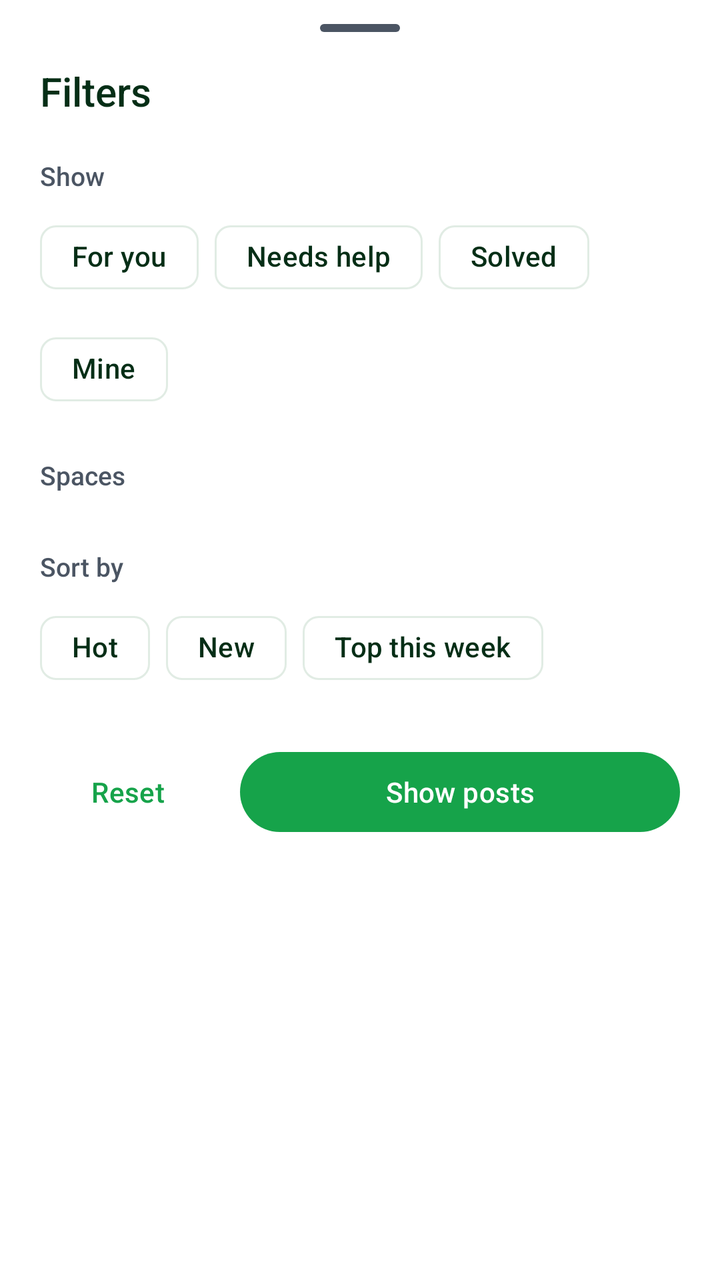
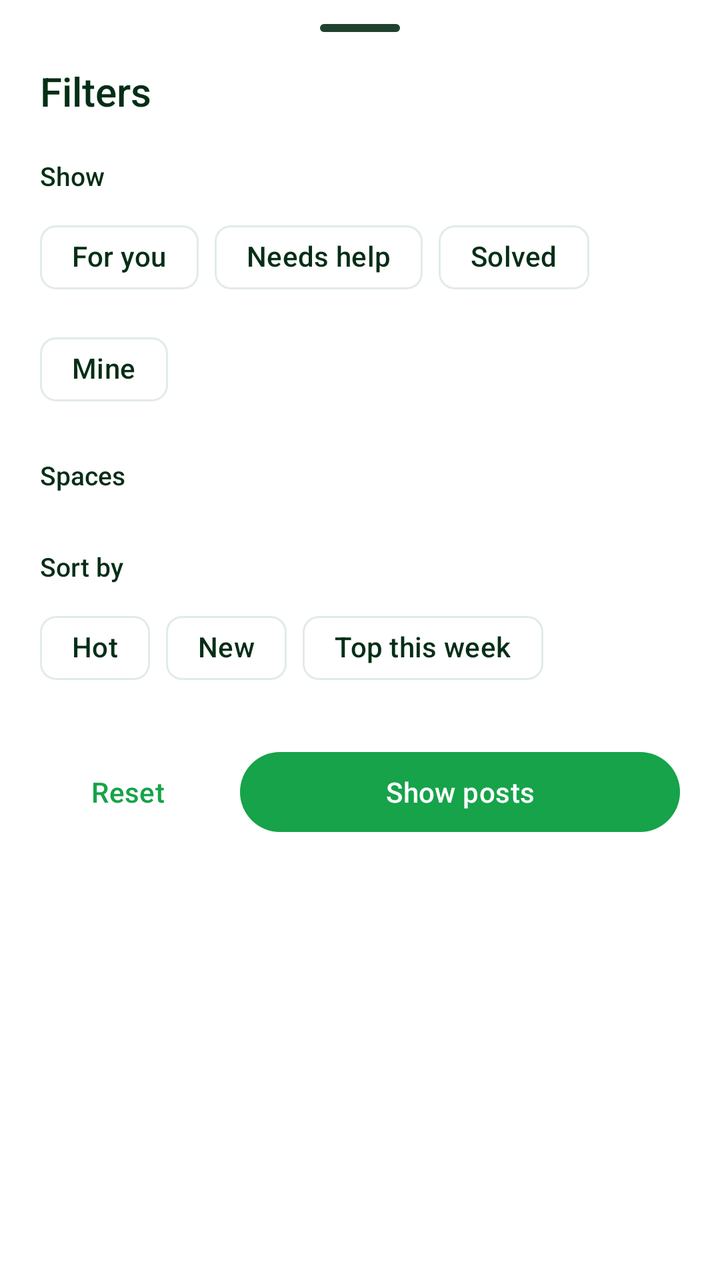

The first picture is an Android layout as it rendered before a commit; the second is the same layout after the commit. The layout source and the unified diff follow.
<!-- AndroidManifest.xml: application theme Theme.PlantDiseases -->
<!-- res/layout/sheet_forum_filters.xml -->
<?xml version="1.0" encoding="utf-8"?>
<androidx.core.widget.NestedScrollView
    xmlns:android="http://schemas.android.com/apk/res/android"
    xmlns:app="http://schemas.android.com/apk/res-auto"
    android:layout_width="match_parent"
    android:layout_height="wrap_content">

    <LinearLayout
        android:layout_width="match_parent"
        android:layout_height="wrap_content"
        android:orientation="vertical"
        android:paddingHorizontal="@dimen/space_xl"
        android:paddingBottom="@dimen/space_2xl">

        <View
            android:layout_width="40dp"
            android:layout_height="4dp"
            android:layout_gravity="center_horizontal"
            android:layout_marginTop="@dimen/space_md"
            android:background="@drawable/bg_handle" />

        <TextView
            android:layout_width="wrap_content"
            android:layout_height="wrap_content"
            android:layout_marginTop="@dimen/space_lg"
            android:fontFamily="sans-serif-medium"
            android:text="@string/forum_filters"
            android:textColor="@color/on_surface"
            android:textSize="@dimen/text_title" />

        <TextView
            android:layout_width="wrap_content"
            android:layout_height="wrap_content"
            android:layout_marginTop="@dimen/space_xl"
            android:fontFamily="sans-serif-medium"
            android:text="@string/forum_filters_show"
            android:textColor="@color/on_surface_secondary"
            android:textSize="@dimen/text_body_sm" />

        <com.google.android.material.chip.ChipGroup
            android:id="@+id/cg_show"
            android:layout_width="match_parent"
            android:layout_height="wrap_content"
            android:layout_marginTop="@dimen/space_sm"
            app:chipSpacingHorizontal="@dimen/space_sm"
            app:selectionRequired="true"
            app:singleSelection="true">

            <com.google.android.material.chip.Chip
                android:id="@+id/chip_show_all"
                style="@style/Widget.Material3.Chip.Filter"
                android:layout_width="wrap_content"
                android:layout_height="wrap_content"
                android:text="@string/forum_tab_all"
                app:checkedIconEnabled="false"
                app:chipBackgroundColor="@color/chip_bg_color"
                app:chipStrokeColor="@color/forum_chip_stroke"
                android:textColor="@color/forum_chip_text" />

            <com.google.android.material.chip.Chip
                android:id="@+id/chip_show_needs_help"
                style="@style/Widget.Material3.Chip.Filter"
                android:layout_width="wrap_content"
                android:layout_height="wrap_content"
                android:text="@string/forum_tab_needs_help"
                app:checkedIconEnabled="false"
                app:chipBackgroundColor="@color/chip_bg_color"
                app:chipStrokeColor="@color/forum_chip_stroke"
                android:textColor="@color/forum_chip_text" />

            <com.google.android.material.chip.Chip
                android:id="@+id/chip_show_solved"
                style="@style/Widget.Material3.Chip.Filter"
                android:layout_width="wrap_content"
                android:layout_height="wrap_content"
                android:text="@string/forum_tab_solved"
                app:checkedIconEnabled="false"
                app:chipBackgroundColor="@color/chip_bg_color"
                app:chipStrokeColor="@color/forum_chip_stroke"
                android:textColor="@color/forum_chip_text" />

            <com.google.android.material.chip.Chip
                android:id="@+id/chip_show_mine"
                style="@style/Widget.Material3.Chip.Filter"
                android:layout_width="wrap_content"
                android:layout_height="wrap_content"
                android:text="@string/forum_tab_mine"
                app:checkedIconEnabled="false"
                app:chipBackgroundColor="@color/chip_bg_color"
                app:chipStrokeColor="@color/forum_chip_stroke"
                android:textColor="@color/forum_chip_text" />

        </com.google.android.material.chip.ChipGroup>

        <TextView
            android:layout_width="wrap_content"
            android:layout_height="wrap_content"
            android:layout_marginTop="@dimen/space_xl"
            android:fontFamily="sans-serif-medium"
            android:text="@string/forum_spaces"
            android:textColor="@color/on_surface_secondary"
            android:textSize="@dimen/text_body_sm" />

        <com.google.android.material.chip.ChipGroup
            android:id="@+id/cg_space"
            android:layout_width="match_parent"
            android:layout_height="wrap_content"
            android:layout_marginTop="@dimen/space_sm"
            app:chipSpacingHorizontal="@dimen/space_sm"
            app:selectionRequired="true"
            app:singleSelection="true" />

        <LinearLayout
            android:id="@+id/sort_section"
            android:layout_width="match_parent"
            android:layout_height="wrap_content"
            android:orientation="vertical">

            <TextView
                android:layout_width="wrap_content"
                android:layout_height="wrap_content"
                android:layout_marginTop="@dimen/space_xl"
                android:fontFamily="sans-serif-medium"
                android:text="@string/forum_filters_sort"
                android:textColor="@color/on_surface_secondary"
                android:textSize="@dimen/text_body_sm" />

            <com.google.android.material.chip.ChipGroup
                android:id="@+id/cg_sort"
                android:layout_width="match_parent"
                android:layout_height="wrap_content"
                android:layout_marginTop="@dimen/space_sm"
                app:chipSpacingHorizontal="@dimen/space_sm"
                app:selectionRequired="true"
                app:singleSelection="true">

                <com.google.android.material.chip.Chip
                    android:id="@+id/chip_sort_hot"
                    style="@style/Widget.Material3.Chip.Filter"
                    android:layout_width="wrap_content"
                    android:layout_height="wrap_content"
                    android:text="@string/forum_sort_hot"
                    app:checkedIconEnabled="false"
                    app:chipBackgroundColor="@color/chip_bg_color"
                app:chipStrokeColor="@color/forum_chip_stroke"
                android:textColor="@color/forum_chip_text" />

                <com.google.android.material.chip.Chip
                    android:id="@+id/chip_sort_new"
                    style="@style/Widget.Material3.Chip.Filter"
                    android:layout_width="wrap_content"
                    android:layout_height="wrap_content"
                    android:text="@string/forum_sort_new"
                    app:checkedIconEnabled="false"
                    app:chipBackgroundColor="@color/chip_bg_color"
                app:chipStrokeColor="@color/forum_chip_stroke"
                android:textColor="@color/forum_chip_text" />

                <com.google.android.material.chip.Chip
                    android:id="@+id/chip_sort_top"
                    style="@style/Widget.Material3.Chip.Filter"
                    android:layout_width="wrap_content"
                    android:layout_height="wrap_content"
                    android:text="@string/forum_sort_top"
                    app:checkedIconEnabled="false"
                    app:chipBackgroundColor="@color/chip_bg_color"
                app:chipStrokeColor="@color/forum_chip_stroke"
                android:textColor="@color/forum_chip_text" />

            </com.google.android.material.chip.ChipGroup>

        </LinearLayout>

        <LinearLayout
            android:layout_width="match_parent"
            android:layout_height="wrap_content"
            android:layout_marginTop="@dimen/space_2xl"
            android:gravity="center_vertical"
            android:orientation="horizontal">

            <com.google.android.material.button.MaterialButton
                android:id="@+id/btn_reset"
                style="@style/Widget.Material3.Button.TextButton"
                android:layout_width="wrap_content"
                android:layout_height="wrap_content"
                android:text="@string/forum_filters_reset" />

            <com.google.android.material.button.MaterialButton
                android:id="@+id/btn_apply"
                android:layout_width="0dp"
                android:layout_height="wrap_content"
                android:layout_marginStart="@dimen/space_md"
                android:layout_weight="1"
                android:text="@string/forum_filters_apply" />

        </LinearLayout>

    </LinearLayout>

</androidx.core.widget.NestedScrollView>
<!-- resources referenced by this layout -->
<resources>
  <color name="on_surface">#052E16</color>
  <color name="on_surface_secondary">#4B5563</color>
  <dimen name="space_2xl">24dp</dimen>
  <dimen name="space_lg">16dp</dimen>
  <dimen name="space_md">12dp</dimen>
  <dimen name="space_sm">8dp</dimen>
  <dimen name="space_xl">20dp</dimen>
  <dimen name="text_body_sm">13sp</dimen>
  <dimen name="text_title">20sp</dimen>
  <string name="forum_filters">Filters</string>
  <string name="forum_filters_apply">Show posts</string>
  <string name="forum_filters_reset">Reset</string>
  <string name="forum_filters_show">Show</string>
  <string name="forum_filters_sort">Sort by</string>
  <string name="forum_sort_hot">Hot</string>
  <string name="forum_sort_new">New</string>
  <string name="forum_sort_top">Top this week</string>
  <string name="forum_spaces">Spaces</string>
  <string name="forum_tab_all">For you</string>
  <string name="forum_tab_mine">Mine</string>
  <string name="forum_tab_solved">Solved</string>
  <style name="Theme.PlantDiseases" parent="Theme.Material3.DayNight.NoActionBar">
          <item name="colorPrimary">@color/primary</item>
          <item name="colorPrimaryDark">@color/primary_dark</item>
          <item name="colorOnPrimary">@color/on_primary</item>
          <item name="colorPrimaryContainer">@color/primary_light</item>
          <item name="colorOnPrimaryContainer">@color/primary_dark</item>
          <item name="colorSecondary">@color/secondary</item>
          <item name="colorOnSecondary">@color/on_secondary</item>
          <item name="colorSecondaryContainer">@color/primary_light</item>
          <item name="colorOnSecondaryContainer">@color/primary_dark</item>
          <item name="android:colorBackground">@color/background</item>
          
          <item name="android:windowBackground">@color/background</item>
          
          <item name="android:windowAnimationStyle">@style/App.Animation.Navigation</item>
          <item name="colorSurface">@color/surface</item>
          <item name="colorSurfaceVariant">@color/surface_variant</item>
          <item name="colorOnSurface">@color/on_surface</item>
          <item name="colorOnSurfaceVariant">@color/on_surface_secondary</item>
          
          <item name="colorSurfaceContainerLow">@color/surface_container_low</item>
          <item name="colorSurfaceContainer">@color/surface_container</item>
          <item name="colorSurfaceContainerHigh">@color/surface_container_high</item>
          <item name="colorSurfaceContainerHighest">@color/surface_container_highest</item>
          <item name="colorSurfaceContainerLowest">@color/surface_container_lowest</item>
          
          <item name="android:statusBarColor">@android:color/transparent</item>
          <item name="android:windowLightStatusBar">false</item>
          <item name="android:navigationBarColor">@color/background</item>
  
          
          <item name="appBarLayoutStyle">@style/Widget.Material3.AppBarLayout</item>
  
          
          <item name="materialButtonStyle">@style/App.Button.Filled</item>
          <item name="floatingActionButtonStyle">@style/App.FAB</item>
          <item name="extendedFloatingActionButtonStyle">@style/App.FAB.Extended</item>
      </style>
  <color name="primary">#16A34A</color>
  <color name="primary_dark">#15803D</color>
  <color name="on_primary">#FFFFFF</color>
  <color name="primary_light">#DCFCE7</color>
  <color name="secondary">#4ADE80</color>
  <color name="on_secondary">#052E16</color>
  <color name="background">#FFFFFF</color>
  <color name="surface">#FFFFFF</color>
  <color name="surface_variant">#F0FDF4</color>
  <color name="surface_container_low">#F4FBF6</color>
  <color name="surface_container">#ECF7F0</color>
  <color name="surface_container_high">#F7FBF8</color>
  <color name="surface_container_lowest">#FFFFFF</color>
  <dimen name="text_body">14sp</dimen>
  <!-- unchanged entries left out for length: 8 -->
</resources>

<!-- the commit's change to res/layout/sheet_forum_filters.xml (unified diff, before → after) -->
@@ -34,7 +34,7 @@
             android:layout_marginTop="@dimen/space_xl"
             android:fontFamily="sans-serif-medium"
             android:text="@string/forum_filters_show"
-            android:textColor="@color/on_surface_secondary"
+            android:textColor="@color/on_surface"
             android:textSize="@dimen/text_body_sm" />
 
         <com.google.android.material.chip.ChipGroup
@@ -98,7 +98,7 @@
             android:layout_marginTop="@dimen/space_xl"
             android:fontFamily="sans-serif-medium"
             android:text="@string/forum_spaces"
-            android:textColor="@color/on_surface_secondary"
+            android:textColor="@color/on_surface"
             android:textSize="@dimen/text_body_sm" />
 
         <com.google.android.material.chip.ChipGroup
@@ -122,7 +122,7 @@
                 android:layout_marginTop="@dimen/space_xl"
                 android:fontFamily="sans-serif-medium"
                 android:text="@string/forum_filters_sort"
-                android:textColor="@color/on_surface_secondary"
+                android:textColor="@color/on_surface"
                 android:textSize="@dimen/text_body_sm" />
 
             <com.google.android.material.chip.ChipGroup
<!-- resource entries referenced after the edit -->
@@ -1,7 +1,7 @@
 <!-- resources referenced by this layout -->
 <resources>
   <color name="on_surface">#052E16</color>
-  <color name="on_surface_secondary">#4B5563</color>
+  <color name="on_surface_secondary">#21412F</color>
   <dimen name="space_2xl">24dp</dimen>
   <dimen name="space_lg">16dp</dimen>
   <dimen name="space_md">12dp</dimen>
@@ -41,6 +41,8 @@
           <item name="colorOnSurface">@color/on_surface</item>
           <item name="colorOnSurfaceVariant">@color/on_surface_secondary</item>
           
+          <item name="android:textColorSecondary">@color/on_surface_secondary</item>
+          
           <item name="colorSurfaceContainerLow">@color/surface_container_low</item>
           <item name="colorSurfaceContainer">@color/surface_container</item>
           <item name="colorSurfaceContainerHigh">@color/surface_container_high</item>
@@ -48,8 +50,10 @@
           <item name="colorSurfaceContainerLowest">@color/surface_container_lowest</item>
           
           <item name="android:statusBarColor">@android:color/transparent</item>
-          <item name="android:windowLightStatusBar">false</item>
+          
+          <item name="android:windowLightStatusBar">true</item>
           <item name="android:navigationBarColor">@color/background</item>
+          <item name="android:windowLightNavigationBar">true</item>
   
           
           <item name="appBarLayoutStyle">@style/Widget.Material3.AppBarLayout</item>
